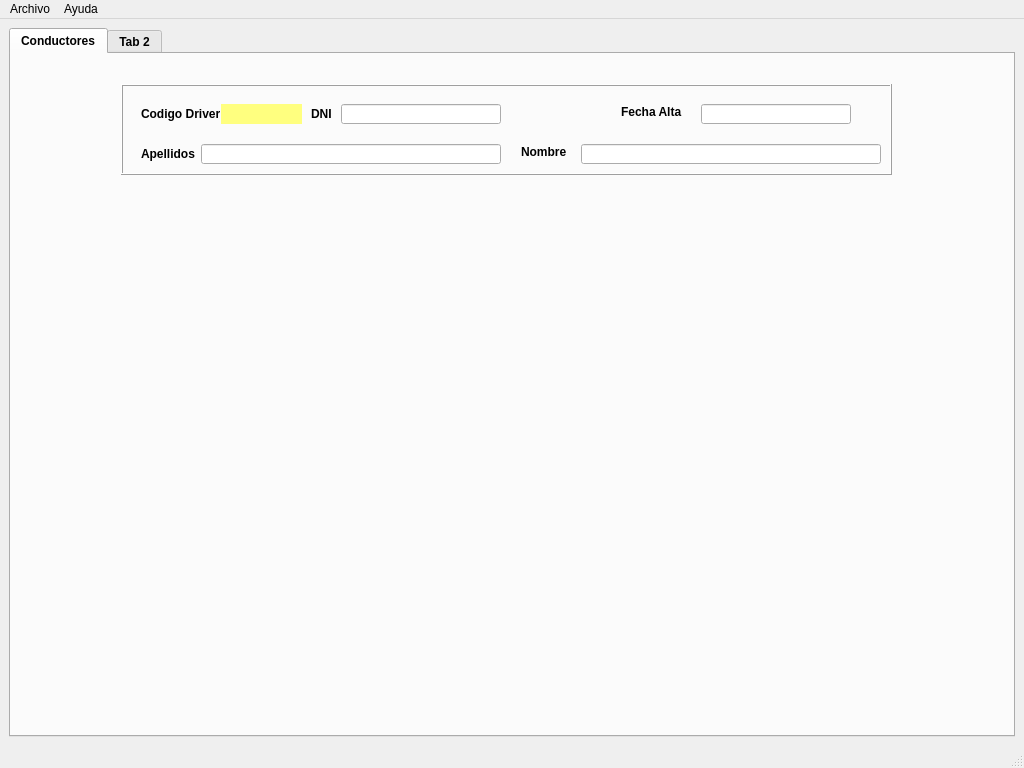
Qt form sierraperez/MainWindow.ui (Sierrowsky/PyCharmProyects) before a commit.
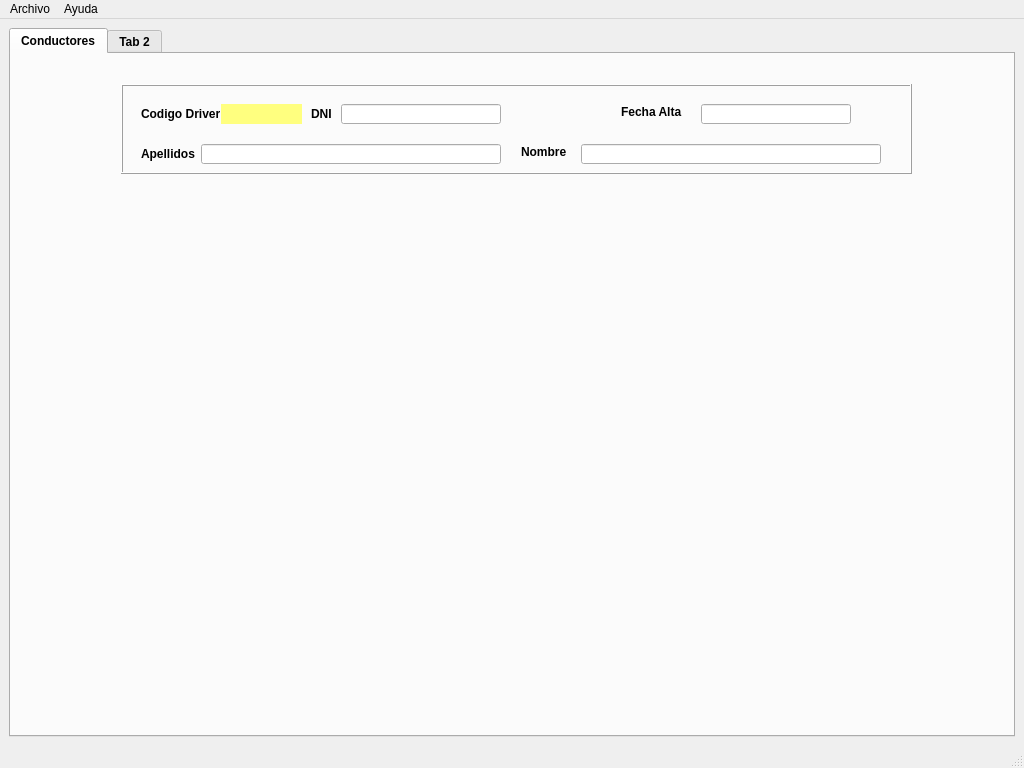
The same form after that commit. Icons and pictures are not drawn.

Patch:
```diff
--- a/sierraperez/MainWindow.ui
+++ b/sierraperez/MainWindow.ui
@@ -72,8 +72,8 @@
          <rect>
           <x>110</x>
           <y>30</y>
-          <width>771</width>
-          <height>91</height>
+          <width>791</width>
+          <height>90</height>
          </rect>
         </property>
         <property name="frameShape">
```
Left out of the diff: 51 changed lines with no effect on the pictures.
